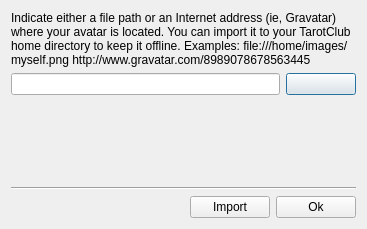
Qt form src/desktop/forms/ImportAvatar.ui (arabine/icl) before a commit.
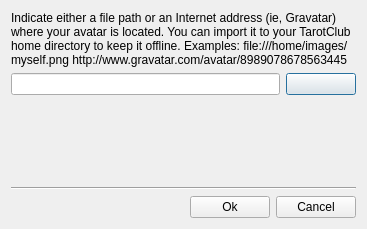
The same form after that commit. Icons and pictures are not drawn.

Commit message: Working avatar import, with a local cache copy in case of HTTP image

Patch:
```diff
--- a/src/desktop/forms/ImportAvatar.ui
+++ b/src/desktop/forms/ImportAvatar.ui
@@ -17,7 +17,7 @@
    <item>
     <widget class="QLabel" name="label">
      <property name="text">
-      <string>&lt;html&gt;&lt;head/&gt;&lt;body&gt;&lt;p&gt;Indicate either a file path or an Internet address (ie, Gravatar) where your avatar is located. You can import it to your TarotClub home directory to keep it offline.&lt;/p&gt;&lt;p&gt;Examples:&lt;br /&gt;file:///home/images/myself.png&lt;br /&gt;http://www.gravatar.com/8989078678563445&lt;/body&gt;&lt;/html&gt;</string>
+      <string>&lt;html&gt;&lt;head/&gt;&lt;body&gt;&lt;p&gt;Indicate either a file path or an Internet address (ie, Gravatar) where your avatar is located. You can import it to your TarotClub home directory to keep it offline.&lt;/p&gt;&lt;p&gt;Examples:&lt;br/&gt;file:///home/images/myself.png&lt;br/&gt;http://www.gravatar.com/avatar/8989078678563445&lt;/p&gt;&lt;/body&gt;&lt;/html&gt;</string>
      </property>
      <property name="wordWrap">
       <bool>true</bool>
@@ -83,13 +83,6 @@
        </property>
       </spacer>
      </item>
-     <item>
-      <widget class="QPushButton" name="buttonImport">
-       <property name="text">
-        <string>Import</string>
-       </property>
-      </widget>
-     </item>
      <item>
       <widget class="QPushButton" name="okButton">
        <property name="text">
@@ -97,6 +90,13 @@
        </property>
       </widget>
      </item>
+     <item>
+      <widget class="QPushButton" name="cancelButton">
+       <property name="text">
+        <string>Cancel</string>
+       </property>
+      </widget>
+     </item>
     </layout>
    </item>
   </layout>
```
Left out of the diff: 19 changed lines with no effect on the pictures. The commit also changes 6 other files.
